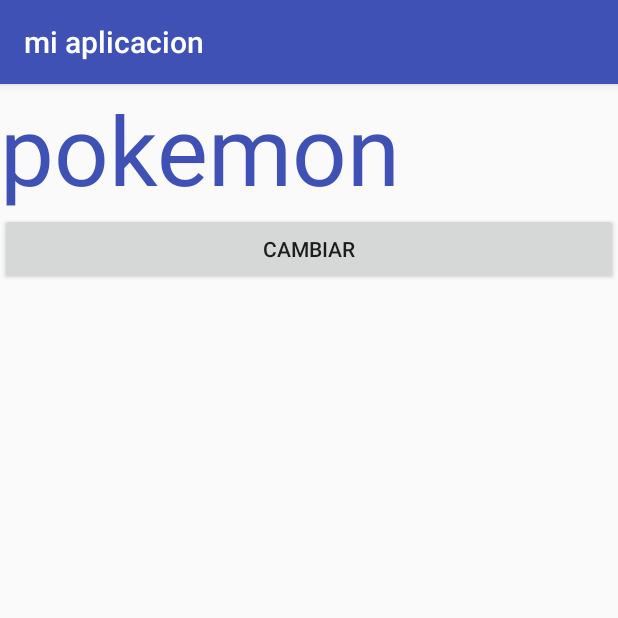
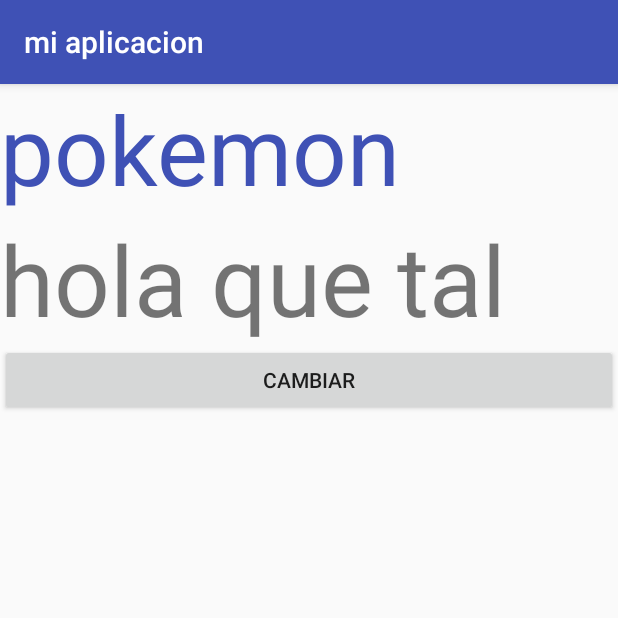
Before and after one commit to choco59/AndroidLab13-GitGithub, an Android app: the screen it shows after launch (MainActivity), on a phone screen of 412 x 824 dp, the top half of it. Run offline under Robolectric (Android 15) with nearby library versions, the phone set to English and light mode, and no system bars.

Commit message:
insercion de text view

```diff
--- a/app/src/main/res/layout/activity_main.xml
+++ b/app/src/main/res/layout/activity_main.xml
@@ -13,6 +13,11 @@
     android:textColor="@color/colorPrimary"
     android:text="hola android"
     android:textSize="64sp"/>
+    <TextView
+        android:layout_width="match_parent"
+        android:layout_height="wrap_content"
+        android:text="hola que tal"
+        android:textSize="65sp"/>
     <Button
         android:layout_width="match_parent"
         android:layout_height="wrap_content"
```
